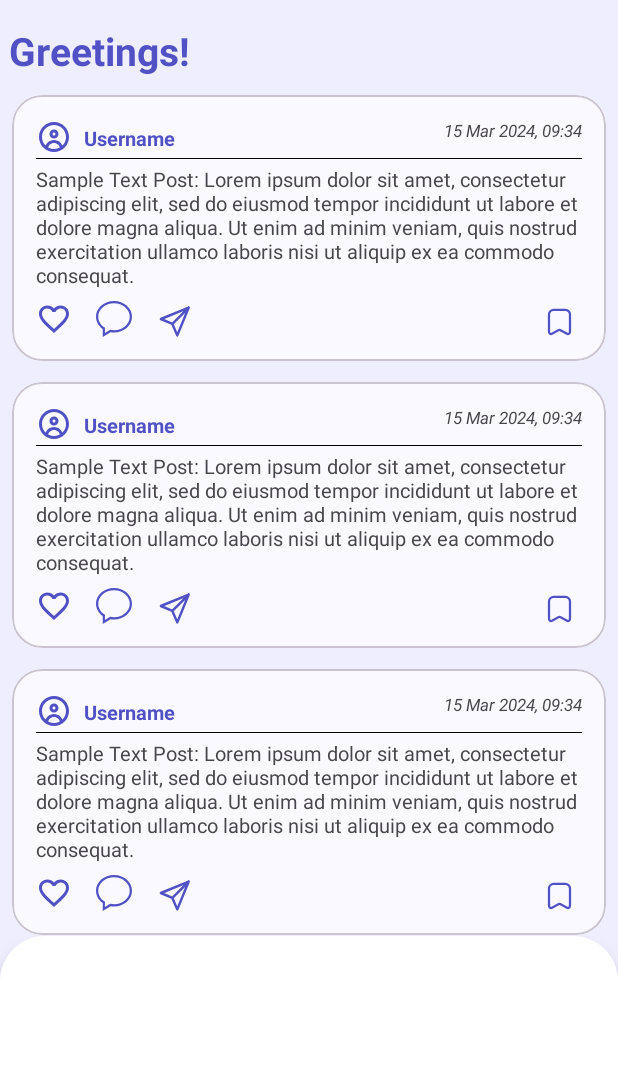
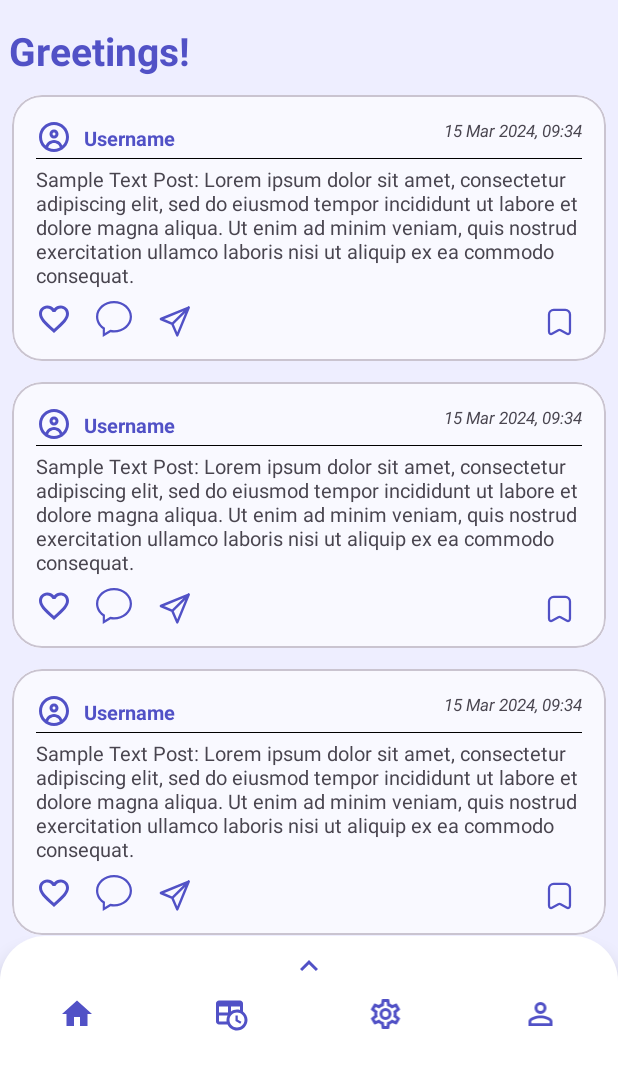
Before and after one commit to sanjanarampurkottur01/dal-community-app, an Android app: the screen it shows after launch (HomeActivity), on a phone screen of 412 x 824 dp. Shown: the top 1070 px of the screen. Run offline under Robolectric (Android 15) with nearby library versions, the phone set to English and light mode, and no system bars; our stand-ins replace Firebase (no records; nobody signed in at launch, a user with empty details on screens opened directly).

Commit message:
Fix broken navigation bar in the bottom

```diff
--- a/DalCommunity/app/src/main/res/layout/activity_main.xml
+++ b/DalCommunity/app/src/main/res/layout/activity_main.xml
@@ -1,11 +1,11 @@
 <?xml version="1.0" encoding="utf-8"?>
 <RelativeLayout xmlns:android="http://schemas.android.com/apk/res/android"
+    xmlns:app="http://schemas.android.com/apk/res-auto"
     xmlns:tools="http://schemas.android.com/tools"
     android:layout_width="match_parent"
     android:layout_height="match_parent"
-    xmlns:app="http://schemas.android.com/apk/res-auto"
+    android:background="@color/background"
     android:paddingTop="16dp"
-    android:background="@color/background"
     tools:context="com.csci5708.dalcommunity.activity.HomeActivity">
 
     <FrameLayout
@@ -18,8 +18,7 @@
         android:id="@+id/bottom_sheet_container"
         android:layout_width="match_parent"
         android:layout_height="wrap_content"
-        android:layout_alignParentBottom="true"
-        >
+        android:layout_alignParentBottom="true">
 
         <FrameLayout
             android:id="@+id/bottom_sheet"
@@ -27,10 +26,8 @@
             android:layout_height="200dp"
             android:background="@drawable/navigation_fragment_background"
             android:elevation="8dp"
-            app:layout_behavior="com.google.android.material.bottomsheet.BottomSheetBehavior"
-            >
+            app:layout_behavior="com.google.android.material.bottomsheet.BottomSheetBehavior">
 
-        </FrameLayout>
 
             <RelativeLayout
                 android:layout_width="match_parent"
@@ -86,6 +83,7 @@
                 </LinearLayout>
 
             </RelativeLayout>
+        </FrameLayout>
 
     </androidx.coordinatorlayout.widget.CoordinatorLayout>
 
```
Lines whose indentation alone changed are shown as unchanged.
